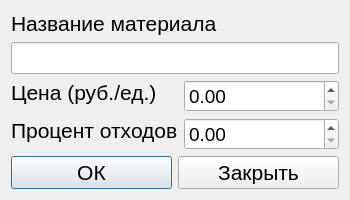
Qt form ui/material.ui (adariax/Automation-of-price-calculation) before a commit.
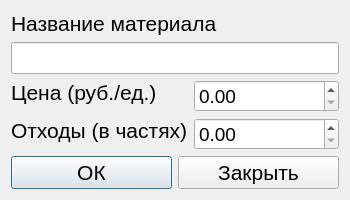
The same form after that commit.

Commit message: gui changing\{parts, products}

```diff
--- a/ui/material.ui
+++ b/ui/material.ui
@@ -95,7 +95,7 @@
       </font>
      </property>
      <property name="text">
-      <string>Процент отходов</string>
+      <string>Отходы (в частях)</string>
      </property>
     </widget>
    </item>
```
The commit also changes 7 other files.
